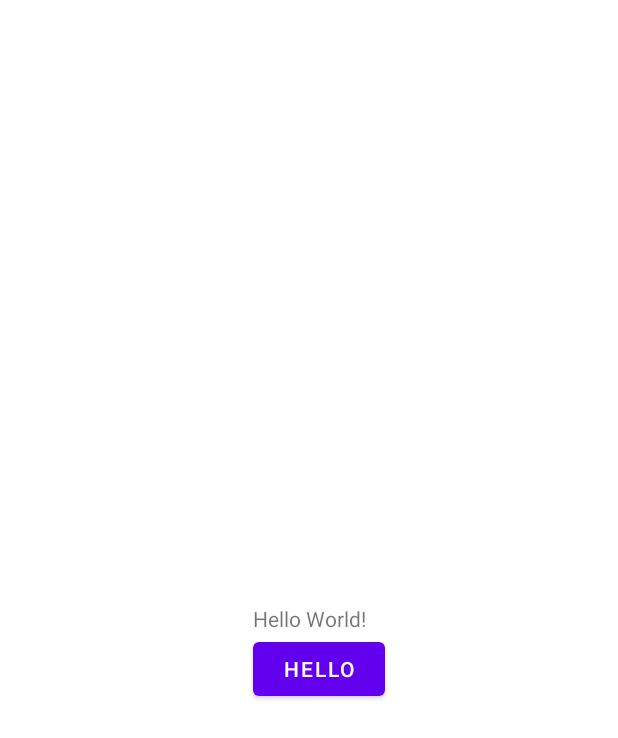
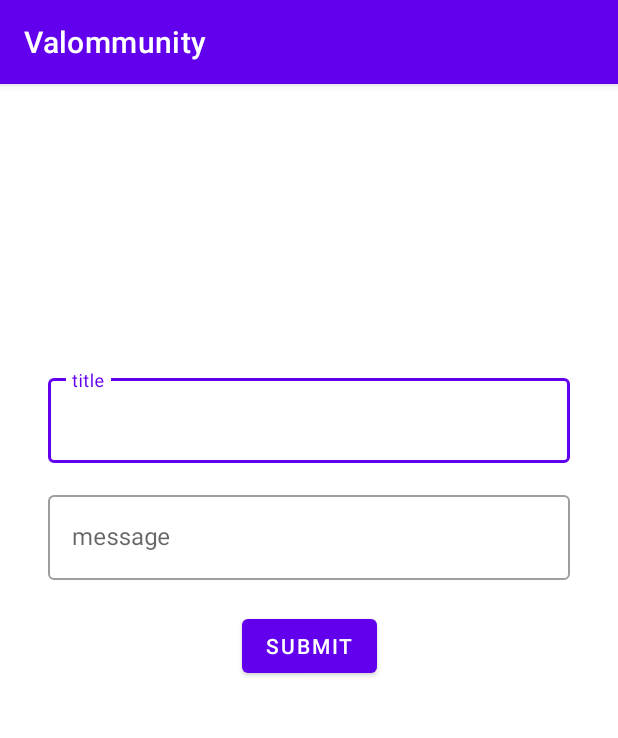
Before and after one commit to rvallbona/ValommunityAppPRUEVAS, an Android app: the screen it shows after launch (MainActivity before the commit, RealTimeDatabase after it), on a phone screen of 412 x 824 dp. Shown: the top 738 px of the screen. Run offline under Robolectric (Android 15) with nearby library versions, the phone set to English and light mode, and no system bars; our stand-ins replace Firebase (no records; nobody signed in at launch, a user with empty details on screens opened directly).

Commit message:
actividad real data base

```diff
--- a/app/src/main/java/com/example/valommunity/LoginActivity.kt
+++ b/app/src/main/java/com/example/valommunity/LoginActivity.kt
@@ -10,7 +10,7 @@ import com.example.valommunity.databinding.ActivityMainBinding
 
 class LoginActivity : AppCompatActivity() {
 
-    val CORRECT_USERNAME = "pau@enti.cat"
+    val CORRECT_USERNAME = "ramon@enti.cat"
     val CORRECT_PASSWORD = "123456"
 
     lateinit var binding: ActivityLoginBinding
--- /dev/null
+++ b/app/src/main/java/com/example/valommunity/Publication.kt
@@ -0,0 +1,5 @@
+package com.example.valommunity
+
+data class Publication(val id: String = "") {
+    val messages: ArrayList<String> = arrayListOf()
+}
--- /dev/null
+++ b/app/src/main/java/com/example/valommunity/RealTimeDatabase.kt
@@ -0,0 +1,47 @@
+package com.example.valommunity
+
+import android.content.Intent
+import androidx.appcompat.app.AppCompatActivity
+import android.os.Bundle
+import android.widget.Toast
+import com.example.valommunity.databinding.ActivityRealTimeDatabaseBinding
+import com.google.firebase.database.*
+import com.google.firebase.database.ktx.database
+import com.google.firebase.ktx.Firebase
+
+class RealTimeDatabase : AppCompatActivity() {
+
+    private lateinit var binding: ActivityRealTimeDatabaseBinding
+    private lateinit var database: DatabaseReference
+    private val publications: ArrayList<Publication> = arrayListOf()
+
+    override fun onCreate(savedInstanceState: Bundle?) {
+        super.onCreate(savedInstanceState)
+
+        binding = ActivityRealTimeDatabaseBinding.inflate(layoutInflater)
+        setContentView(binding.root)
+
+        database = Firebase.database("https://realtimedatabase-27494-default-rtdb.europe-west1.firebasedatabase.app/")
+            .getReference("publications")
+
+        binding.submitButton.setOnClickListener{
+            val titlePublication = binding.titleInput.text.toString()
+            val messagePublication = binding.messageInput.text.toString()
+
+            val publication = Publication (titlePublication)
+            publication.messages.add(messagePublication)
+            publications.add(publication)
+
+            database.child(publication.id)
+                .setValue(publication)
+
+            database.child(publication.id).addValueEventListener(object : ValueEventListener{
+                override fun onDataChange(snapshot: DataSnapshot) {
+                    val c = snapshot.getValue(Publication::class.java)
+                    Toast.makeText(this@RealTimeDatabase, "${c?.messages}", Toast.LENGTH_SHORT).show()
+                }
+                override fun onCancelled(error: DatabaseError) = Unit
+            })
+        }
+    }
+}
--- /dev/null
+++ b/app/src/main/res/drawable/ic_baseline_lock_24.xml
@@ -0,0 +1,4 @@
+<?xml version="1.0" encoding="utf-8"?>
+<selector xmlns:android="http://schemas.android.com/apk/res/android">
+
+</selector>
--- /dev/null
+++ b/app/src/main/res/drawable/ic_baseline_person_24.xml
@@ -0,0 +1,4 @@
+<?xml version="1.0" encoding="utf-8"?>
+<selector xmlns:android="http://schemas.android.com/apk/res/android">
+
+</selector>
--- /dev/null
+++ b/app/src/main/res/layout/activity_real_time_database.xml
@@ -0,0 +1,61 @@
+<?xml version="1.0" encoding="utf-8"?>
+<androidx.constraintlayout.widget.ConstraintLayout xmlns:android="http://schemas.android.com/apk/res/android"
+    xmlns:app="http://schemas.android.com/apk/res-auto"
+    xmlns:tools="http://schemas.android.com/tools"
+    android:layout_width="match_parent"
+    android:layout_height="match_parent"
+    tools:context=".RealTimeDatabase">
+    <com.google.android.material.textfield.TextInputLayout
+        android:id="@+id/titleInputWrapper"
+        android:layout_width="match_parent"
+        android:layout_height="wrap_content"
+        android:layout_marginStart="32dp"
+        android:layout_marginEnd="32dp"
+        android:hint="title"
+        style="@style/Widget.MaterialComponents.TextInputLayout.OutlinedBox"
+        app:layout_constraintBottom_toBottomOf="parent"
+        app:layout_constraintEnd_toEndOf="parent"
+        app:layout_constraintStart_toStartOf="parent"
+        app:layout_constraintTop_toTopOf="parent"
+        app:layout_constraintVertical_bias="0.26999998">
+
+        <com.google.android.material.textfield.TextInputEditText
+            android:id="@+id/titleInput"
+            android:layout_width="match_parent"
+            android:layout_height="wrap_content" />
+
+    </com.google.android.material.textfield.TextInputLayout>
+
+    <com.google.android.material.textfield.TextInputLayout
+        android:id="@+id/messageInputWrapper"
+        android:layout_width="match_parent"
+        android:layout_height="wrap_content"
+        android:layout_marginStart="32dp"
+        android:layout_marginTop="16dp"
+        android:layout_marginEnd="32dp"
+        android:hint="message"
+        style="@style/Widget.MaterialComponents.TextInputLayout.OutlinedBox"
+        app:layout_constraintEnd_toEndOf="parent"
+        app:layout_constraintStart_toStartOf="parent"
+        app:layout_constraintTop_toBottomOf="@+id/titleInputWrapper">
+
+        <com.google.android.material.textfield.TextInputEditText
+            android:id="@+id/messageInput"
+            android:layout_width="match_parent"
+            android:layout_height="wrap_content"
+            android:inputType="text" />
+
+    </com.google.android.material.textfield.TextInputLayout>
+
+    <Button
+        android:id="@+id/submitButton"
+        android:layout_width="wrap_content"
+        android:layout_height="wrap_content"
+        android:layout_marginTop="20dp"
+        android:layout_weight="1"
+        android:text="Submit"
+        app:layout_constraintEnd_toEndOf="parent"
+        app:layout_constraintStart_toStartOf="parent"
+        app:layout_constraintTop_toBottomOf="@+id/messageInputWrapper" />
+
+</androidx.constraintlayout.widget.ConstraintLayout>
```
Also changed, not shown: app/build.gradle (+7 -0 lines), app/src/main/AndroidManifest.xml (+10 -7 lines), build.gradle (+22 -0 lines), settings.gradle (+0 -7 lines), 1 other file.
